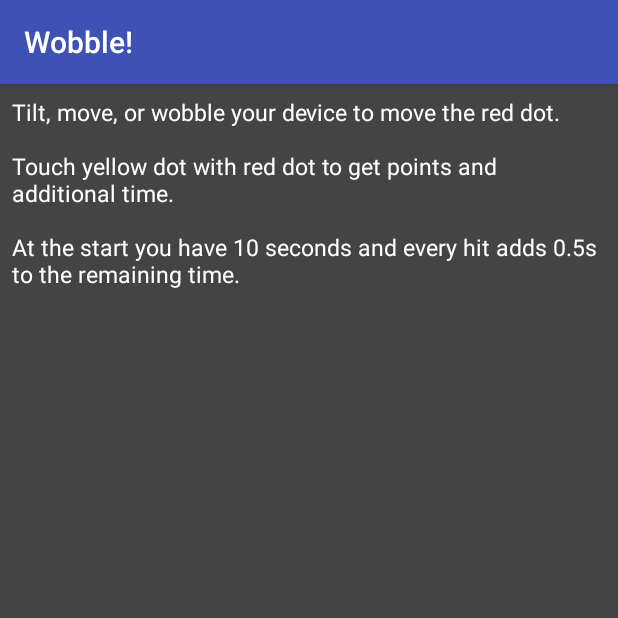
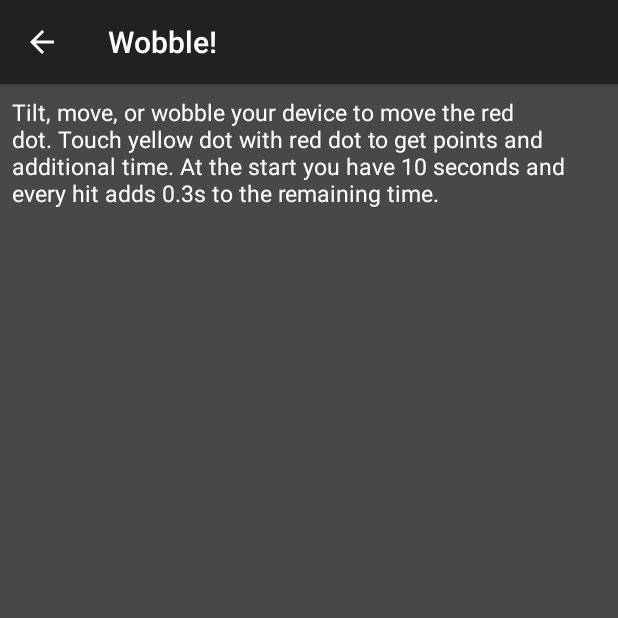
Before and after one commit to szulcmaciej/SensorsTraining, an Android app: the HowToPlayActivity screen opened directly, with no data from a screen before it, on a phone screen of 412 x 824 dp, the top half of it. Run offline under Robolectric (Android 15) with nearby library versions, the phone set to English and light mode, and no system bars.

Commit message:
back navigation buttons added, colors update

```diff
--- a/app/src/main/java/com/szulcmaciej/wobble/activities/GameActivity.java
+++ b/app/src/main/java/com/szulcmaciej/wobble/activities/GameActivity.java
@@ -148,7 +148,7 @@ public class GameActivity extends AppCompatActivity implements SensorEventListen
 
     private void updateUI(int sensorX, int sensorY){
         mBinding.score.setText(String.format(Locale.getDefault(), "%s %d", getResources().getString(R.string.score), game.getPoints()));
-        mBinding.timeRemaining.setText(new DecimalFormat("#.#").format(game.getTimeRemainingMilis() / 1000f));
+        mBinding.timeRemaining.setText(new DecimalFormat("#0.0").format(game.getTimeRemainingMilis() / 1000f));
         draw(sensorX, sensorY);
     }
 
--- a/app/src/main/java/com/szulcmaciej/wobble/activities/HowToPlayActivity.java
+++ b/app/src/main/java/com/szulcmaciej/wobble/activities/HowToPlayActivity.java
@@ -2,12 +2,16 @@ package com.szulcmaciej.wobble.activities;
 
 import android.content.Context;
 import android.content.Intent;
+import android.support.v7.app.ActionBar;
 import android.support.v7.app.AppCompatActivity;
 import android.os.Bundle;
+import android.view.MenuItem;
 
 import com.szulcmaciej.wobble.sensorstraining.R;
 
 public class HowToPlayActivity extends AppCompatActivity {
+
+    private ActionBar mActionBar;
 
     public static void start(Context context){
         Intent intent = new Intent(context, HowToPlayActivity.class);
@@ -18,5 +22,22 @@ public class HowToPlayActivity extends AppCompatActivity {
     protected void onCreate(Bundle savedInstanceState) {
         super.onCreate(savedInstanceState);
         setContentView(R.layout.activity_how_to_play);
+        mActionBar = getSupportActionBar();
+        try {
+            mActionBar.setDisplayHomeAsUpEnabled(true);
+            mActionBar.setDisplayShowHomeEnabled(true);
+        } catch (NullPointerException e) {
+        }
+    }
+
+    @Override
+    public boolean onOptionsItemSelected(MenuItem item) {
+        switch (item.getItemId()){
+            case android.R.id.home :
+                onBackPressed();
+                return true;
+            default:
+                return super.onOptionsItemSelected(item);
+        }
     }
 }
--- a/app/src/main/res/layout/activity_how_to_play.xml
+++ b/app/src/main/res/layout/activity_how_to_play.xml
@@ -15,11 +15,11 @@
         android:layout_marginLeft="8dp"
         android:layout_marginRight="8dp"
         android:layout_marginTop="8dp"
-        android:text="Tilt, move, or wobble your device to move the red dot. \n\nTouch yellow dot with red dot to get points and additional time. \n\nAt the start you have 10 seconds and every hit adds 0.5s to the remaining time."
+        android:text="@string/how_to_play_content"
         app:layout_constraintLeft_toLeftOf="parent"
         app:layout_constraintRight_toRightOf="parent"
         app:layout_constraintTop_toTopOf="parent"
         app:layout_constraintBottom_toBottomOf="parent"
-        app:layout_constraintHorizontal_bias="0.523"
+        app:layout_constraintHorizontal_bias="0.5"
         android:layout_marginBottom="8dp" />
 </android.support.constraint.ConstraintLayout>
--- a/app/src/main/res/layout/activity_main.xml
+++ b/app/src/main/res/layout/activity_main.xml
@@ -31,6 +31,7 @@
             android:layout_marginTop="8dp"
             android:text="@string/play"
             android:textAppearance="@style/ButtonFont"
+            android:textStyle="bold"
             app:layout_constraintLeft_toLeftOf="parent"
             app:layout_constraintRight_toRightOf="parent"
             app:layout_constraintTop_toBottomOf="@+id/logoIV" />
--- a/app/src/main/res/values/colors.xml
+++ b/app/src/main/res/values/colors.xml
@@ -1,9 +1,13 @@
 <?xml version="1.0" encoding="utf-8"?>
 <resources>
-    <color name="colorPrimary">#3F51B5</color>
-    <color name="colorPrimaryDark">#303F9F</color>
-    <color name="colorAccent">#FF4081</color>
-    <color name="darkGray">#444444</color>
+    <color name="colorPrimary">#212121</color>
+    <color name="colorPrimaryDark">#000000</color>
+    <color name="colorAccent">#FFd600</color>
+    <color name="colorPrimary2">#3F51B5</color>
+    <color name="colorPrimaryDark2">#303F9F</color>
+    <color name="colorAccent2">#FF4081</color>
+    <color name="darkGray">#484848</color>
+    <color name="darkGray2">#444444</color>
     <color name="white">#FFFFFF</color>
     <color name="black">#000000</color>
 </resources>
--- a/app/src/main/res/values/strings.xml
+++ b/app/src/main/res/values/strings.xml
@@ -24,4 +24,5 @@
     <string name="on">On</string>
     <string name="off">Off</string>
     <string name="vibration">Vibration</string>
+    <string name="how_to_play_content">Tilt, move, or wobble your device to move the red dot.   Touch yellow dot with red dot to get points and additional time.   At the start you have 10 seconds and every hit adds 0.3s to the remaining time.</string>
 </resources>
```
Also changed, not shown: app/src/main/java/com/szulcmaciej/wobble/activities/AboutActivity.java (+22 -0 lines), app/src/main/java/com/szulcmaciej/wobble/activities/HighscoresActivity.java (+21 -0 lines), app/src/main/java/com/szulcmaciej/wobble/activities/MainActivity.java (+10 -1 lines), app/src/main/java/com/szulcmaciej/wobble/activities/SettingsActivity.java (+20 -0 lines), app/src/main/java/com/szulcmaciej/wobble/game_utility/Game.java (+14 -6 lines).
